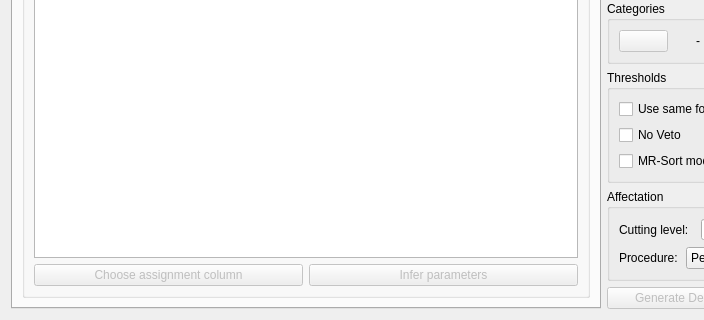
Above: ui/main_window.ui from oso/qgis-etri before the change; both pictures show x 0 to 704 and y 286 to 606 of the 800 by 606 pixel window. Below: the same form after it.
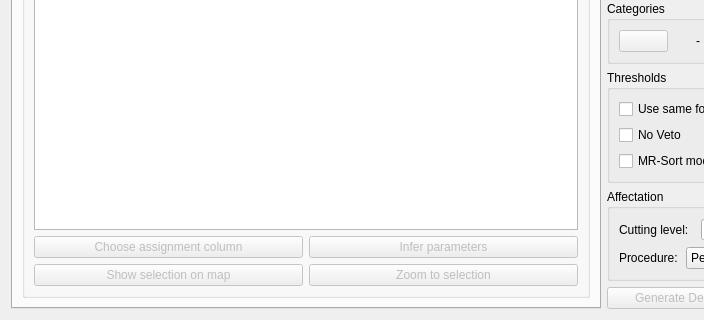
That is the form after the change. The open tabs and pages were chosen to show the change. Icons and pictures are not drawn. Custom widgets are drawn as their Qt base class.

Commit message: main: add possibility to show and zoom selected learning alternatives

What changed in the file:
```diff
--- a/ui/main_window.ui
+++ b/ui/main_window.ui
@@ -185,8 +185,8 @@
            <widget class="qt_performance_table" name="table_refs"/>
           </item>
           <item>
-           <layout class="QHBoxLayout" name="layout_choose">
-            <item>
+           <layout class="QGridLayout" name="gridLayout">
+            <item row="0" column="0">
              <widget class="QPushButton" name="button_chooseassign">
               <property name="enabled">
                <bool>false</bool>
@@ -196,7 +196,7 @@
               </property>
              </widget>
             </item>
-            <item>
+            <item row="0" column="2">
              <widget class="QPushButton" name="button_infer">
               <property name="enabled">
                <bool>false</bool>
@@ -206,6 +206,26 @@
               </property>
              </widget>
             </item>
+            <item row="1" column="0">
+             <widget class="QPushButton" name="button_show">
+              <property name="enabled">
+               <bool>false</bool>
+              </property>
+              <property name="text">
+               <string>Show selection on map</string>
+              </property>
+             </widget>
+            </item>
+            <item row="1" column="2">
+             <widget class="QPushButton" name="button_zoom">
+              <property name="enabled">
+               <bool>false</bool>
+              </property>
+              <property name="text">
+               <string>Zoom to selection</string>
+              </property>
+             </widget>
+            </item>
            </layout>
           </item>
          </layout>
@@ -522,11 +542,6 @@
    <extends>QTableWidget</extends>
    <header location="global">table</header>
   </customwidget>
-  <customwidget>
-   <class>qt_threshold_table</class>
-   <extends>QTableWidget</extends>
-   <header location="global">table</header>
-  </customwidget>
   <customwidget>
    <class>qt_performance_table</class>
    <extends>QTableWidget</extends>
```
The commit also changes 3 other files.
